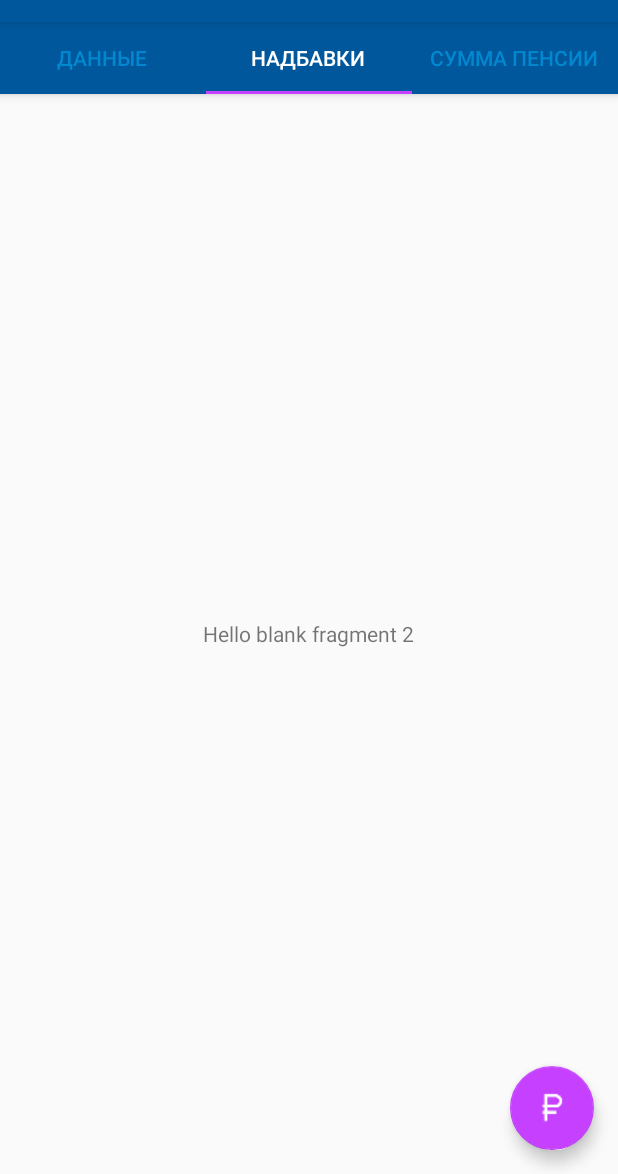
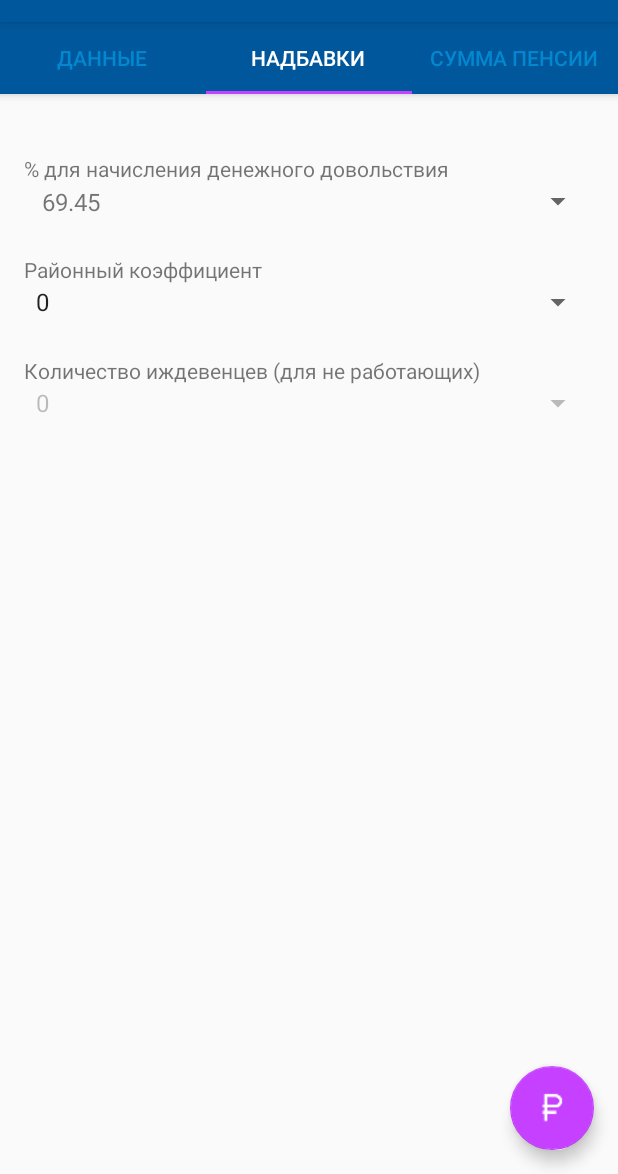
Before and after one commit to dwaider/Pension, an Android app: the screen it shows after launch (PCalcPensActivity), tab 2 chosen, on a phone screen of 412 x 824 dp, the part 62-1236 px from its top. Run offline under Robolectric (Android 15) with nearby library versions, the phone set to English and light mode, and no system bars.

Commit message:
add fragm

```diff
--- /dev/null
+++ b/app/src/main/java/mvd/pension/MySppinerAdapterForProcentPens.java
@@ -0,0 +1,82 @@
+package mvd.pension;
+
+import android.app.Activity;
+import android.view.LayoutInflater;
+import android.view.View;
+import android.view.ViewGroup;
+import android.widget.ArrayAdapter;
+import android.widget.SpinnerAdapter;
+import android.widget.TextView;
+
+public class MySppinerAdapterForProcentPens extends ArrayAdapter<String> implements SpinnerAdapter {
+	private final Activity context;
+	private final String[] values;
+
+	public MySppinerAdapterForProcentPens(Activity cont, String[] values) {
+		super(cont, R.layout.rowspinner,R.id.txValSpinner, values);
+		// TODO Auto-generated constructor stub
+		this.context = cont;
+		this.values = values;
+	}
+
+	static class ViewHolder {
+		public TextView textView;
+	}
+
+	@Override
+	public View getDropDownView(int position, View convertView, ViewGroup parent) {
+		ViewHolder holder;
+		View rowView = convertView;
+
+		if (rowView == null) {
+			LayoutInflater inflater = context.getLayoutInflater();
+			rowView = inflater.inflate(R.layout.rowspinner, parent, false);
+			holder = new ViewHolder();
+			holder.textView = (TextView) rowView.findViewById(R.id.txValSpinner);
+			rowView.setTag(holder);
+		} else {
+			holder = (ViewHolder) rowView.getTag();
+		}
+		//ImageView imageView = (ImageView) rowView.findViewById(R.id.icon);
+		String tStr = values[position].substring(values[position].indexOf(";")+1);
+		String tProcent = tStr.substring(0, tStr.indexOf(";"));
+		holder.textView.setText(tProcent);
+	//	String s = values[position];
+	//	if (s.startsWith("Windows7") || s.startsWith("iPhone")
+	//			|| s.startsWith("Solaris")) {
+	//		imageView.setImageResource(R.drawable.no);
+	//	} else {
+	//		imageView.setImageResource(R.drawable.ok);
+	//	}
+
+
+		return rowView;
+	}
+
+	@Override
+	public View getView(int position, View convertView, ViewGroup parent) {
+		ViewHolder holder;
+		View rowView = convertView;
+		if (rowView == null) {
+			LayoutInflater inflater = context.getLayoutInflater();
+			rowView = inflater.inflate(R.layout.rowspinner, parent, false);
+			holder = new ViewHolder();
+			holder.textView = (TextView) rowView.findViewById(R.id.txValSpinner);
+			rowView.setTag(holder);
+		} else {
+			holder = (ViewHolder) rowView.getTag();
+		}
+		//ImageView imageView = (ImageView) rowView.findViewById(R.id.icon);
+		String tStr = values[position].substring(values[position].indexOf(";")+1);
+		String tProcent = tStr.substring(0, tStr.indexOf(";"));
+		holder.textView.setText(tProcent);
+	//	String s = values[position];
+	//	if (s.startsWith("Windows7") || s.startsWith("iPhone")
+	//			|| s.startsWith("Solaris")) {
+	//		imageView.setImageResource(R.drawable.no);
+	//	} else {
+	//		imageView.setImageResource(R.drawable.ok);
+	//	}
+		return rowView;
+	}
+}
--- a/app/src/main/java/mvd/pension/PCalcPensNadbDataFragment.java
+++ b/app/src/main/java/mvd/pension/PCalcPensNadbDataFragment.java
@@ -7,6 +7,9 @@ import android.support.v4.app.Fragment;
 import android.view.LayoutInflater;
 import android.view.View;
 import android.view.ViewGroup;
+import android.widget.AdapterView;
+import android.widget.ArrayAdapter;
+import android.widget.Spinner;
 
 
 /**
@@ -26,6 +29,8 @@ public class PCalcPensNadbDataFragment extends Fragment {
     // TODO: Rename and change types of parameters
     private String mParam1;
     private String mParam2;
+
+    private PCalc pens;
 
     private OnFragmentInteractionListener mListener;
 
@@ -59,13 +64,67 @@ public class PCalcPensNadbDataFragment extends Fragment {
             mParam1 = getArguments().getString(ARG_PARAM1);
             mParam2 = getArguments().getString(ARG_PARAM2);
         }
+        pens = PCalc.get(getActivity());
     }
 
     @Override
     public View onCreateView(LayoutInflater inflater, ViewGroup container,
                              Bundle savedInstanceState) {
         // Inflate the layout for this fragment
-        return inflater.inflate(R.layout.fragment_nadb_calc, container, false);
+        View v = inflater.inflate(R.layout.fragment_nadb_calc, container, false);
+
+        ArrayAdapter<String> adapter = new ArrayAdapter<String>(getActivity(), android.R.layout.simple_spinner_item, pens.getpRayonKoef());
+        Spinner spNadbRaionKoeff = (Spinner) v.findViewById(R.id.spNadbRaionKoeff);
+        spNadbRaionKoeff.setAdapter(adapter);
+        //загрузка сохраненных данных
+        spNadbRaionKoeff.setSelection(adapter.getPosition(String.valueOf((int)pens.getpRaionKoeffRas())));
+        spNadbRaionKoeff.setOnItemSelectedListener(new AdapterView.OnItemSelectedListener() {
+
+            @Override
+            public void onItemSelected(AdapterView<?> parent, View view,
+                                       int position, long id) {
+                // TODO Auto-generated method stub
+                pens.setpRayonKoeff(position);
+                //if (position==1) bayPay();
+            }
+
+            @Override
+            public void onNothingSelected(AdapterView<?> parent) {
+                // TODO Auto-generated method stub
+
+            }
+        });
+
+        ArrayAdapter<String> adapter2 = new ArrayAdapter<String>(getActivity(), android.R.layout.simple_spinner_item, pens.getDataKolIgdevency());
+        Spinner spKolIgdev = (Spinner) v.findViewById(R.id.spIgdevency);
+        if (!pens.ispBay_save_and_nadbav()) {spKolIgdev.setEnabled(false);}//если куплено
+        else spKolIgdev.setEnabled(true);
+        spKolIgdev.setAdapter(adapter2);
+        spKolIgdev.setSelection(adapter2.getPosition(pens.getKolIgdevencev()));
+        spKolIgdev.setOnItemSelectedListener(new AdapterView.OnItemSelectedListener() {
+
+            @Override
+            public void onItemSelected(AdapterView<?> parent, View view,
+                                       int position, long id) {
+                // TODO Auto-generated method stub
+                //попробуем здесь сделать биллинг на рассчет пенсии с учетом
+                pens.setpIgdevency(position);
+            }
+
+            @Override
+            public void onNothingSelected(AdapterView<?> arg0) {
+                // TODO Auto-generated method stub
+
+            }
+        });
+
+
+
+        MySppinerAdapterForProcentPens adapter1 = new MySppinerAdapterForProcentPens(getActivity(),pens.getpProcentForPensii());
+        Spinner spProcentForPensi = (Spinner) v.findViewById(R.id.spProcentForPensi);
+        spProcentForPensi.setAdapter(adapter1);
+        spProcentForPensi.setSelection(adapter1.getPosition(String.valueOf(pens.getProcentForPensii())));
+        return v;
     }
 
     // TODO: Rename method, update argument and hook method into UI event
--- a/app/src/main/res/layout/fragment_nadb_calc.xml
+++ b/app/src/main/res/layout/fragment_nadb_calc.xml
@@ -3,19 +3,51 @@
     android:layout_width="match_parent"
     android:layout_height="match_parent"
     tools:context="mvd.pension.PCalcPensNadbDataFragment">
-
-    <!-- TODO: Update blank fragment layout -->
-
-    <RelativeLayout
+    <ScrollView
         android:layout_width="match_parent"
-        android:layout_height="match_parent">
-
-        <TextView
-            android:layout_width="wrap_content"
-            android:layout_height="wrap_content"
-            android:text="@string/hello_blank_fragment_2"
-            android:layout_centerVertical="true"
-            android:layout_centerHorizontal="true" />
-    </RelativeLayout>
-
+        android:layout_height="match_parent"
+        android:id="@+id/scrollView" >
+        <LinearLayout
+            android:orientation="vertical"
+            android:layout_width="match_parent"
+            android:layout_height="match_parent"
+            android:paddingLeft="16dp"
+            android:paddingRight="16dp"
+            android:paddingTop="16dp">
+            <TextView
+                android:id="@+id/txVal"
+                android:layout_width="match_parent"
+                android:layout_height="wrap_content"
+                android:layout_marginTop="24dp"
+                android:text="@string/pcalc_procent_for_pensi"/>
+            <Spinner
+                android:id="@+id/spProcentForPensi"
+                android:layout_width="match_parent"
+                android:layout_height="wrap_content"
+                android:spinnerMode="dialog"/>
+            <TextView
+                android:id="@+id/txRaionKoeff"
+                android:layout_width="match_parent"
+                android:layout_height="wrap_content"
+                android:layout_marginTop="24dp"
+                android:text="@string/pcalc_nadb_raion_koeff_1"
+                />
+            <Spinner
+                android:id="@+id/spNadbRaionKoeff"
+                android:layout_width="match_parent"
+                android:layout_height="wrap_content"
+                android:spinnerMode="dialog"/>
+            <TextView
+                android:id="@+id/txNadb17b"
+                android:layout_width="match_parent"
+                android:layout_height="wrap_content"
+                android:layout_marginTop="24dp"
+                android:text="@string/pcalc_nadb_17B_text"/>
+            <Spinner
+                android:id="@+id/spIgdevency"
+                android:layout_width="match_parent"
+                android:layout_height="wrap_content"
+                android:spinnerMode="dialog"/>
+        </LinearLayout>
+    </ScrollView>
 </FrameLayout>
--- a/app/src/main/res/layout/fragment_pens_calc.xml
+++ b/app/src/main/res/layout/fragment_pens_calc.xml
@@ -9,7 +9,6 @@
         android:layout_width="match_parent"
         android:layout_height="match_parent"
         android:id="@+id/scrollView" >
-
         <LinearLayout
             android:orientation="vertical"
             android:layout_width="match_parent"
@@ -17,8 +16,23 @@
             android:paddingLeft="16dp"
             android:paddingRight="16dp"
             android:paddingTop="16dp">
+            <TextView
+                android:layout_width="match_parent"
+                android:layout_height="wrap_content"
+                android:layout_marginTop="24dp"
+                android:textAppearance="?android:attr/textAppearanceMedium"
+                android:text="@string/pcalc_oklad_zavan"
+                android:id="@+id/textView" />
+            <Spinner
+                android:id="@+id/spPOklad_zvan"
+                android:layout_width="fill_parent"
+                android:layout_height="wrap_content"
+                android:hint="@string/pcalc_oklad_zavan"
+                android:spinnerMode="dialog" />
+
             <android.support.design.widget.TextInputLayout
                 android:id="@+id/edPOklad_layout_dolg"
+                android:layout_marginTop="24dp"
                 android:layout_width="match_parent"
                 android:layout_height="wrap_content">
 
@@ -30,13 +44,6 @@
 
             </android.support.design.widget.TextInputLayout>
 
-            <Spinner
-                android:id="@+id/spPOklad_zvan"
-                android:layout_width="fill_parent"
-                android:layout_height="wrap_content"
-                android:layout_marginTop="24dp"
-                android:hint="@string/pcalc_oklad_zavan"
-                android:spinnerMode="dialog" />
 
             <android.support.design.widget.TextInputLayout
                 android:id="@+id/edKalend_layout_visl"
--- /dev/null
+++ b/app/src/main/res/layout/rowspinner.xml
@@ -0,0 +1,21 @@
+<?xml version="1.0" encoding="utf-8"?>
+<RelativeLayout xmlns:android="http://schemas.android.com/apk/res/android"
+    xmlns:tools="http://schemas.android.com/tools"
+    android:layout_width="match_parent"
+    android:layout_height="match_parent"
+    tools:ignore="HardcodedText,UselessParent" >
+    <TextView
+        android:id="@+id/txValSpinner"
+        android:layout_width="match_parent"
+        android:layout_height="wrap_content"
+        android:layout_alignParentLeft="true"
+        android:layout_alignParentStart="false"
+        android:layout_alignParentTop="true"
+        android:padding="12dp"
+        android:paddingLeft="8dp"
+        android:paddingRight="4dp"
+        android:text="****"
+        android:textSize="16sp"
+        android:textStyle="normal"
+        android:typeface="normal" />
+</RelativeLayout>
--- a/app/src/main/res/values/strings.xml
+++ b/app/src/main/res/values/strings.xml
@@ -75,7 +75,7 @@
         <item>рядовой;5000</item>
         <item>курсант;5000</item>
         <item>ефрейтор;5500</item>
-        <item>младший;сержант;6000</item>
+        <item>младший сержант;6000</item>
         <item>сержант;6500</item>
         <item>старший сержант;7000</item>
         <item>старшина;7500</item>
```
